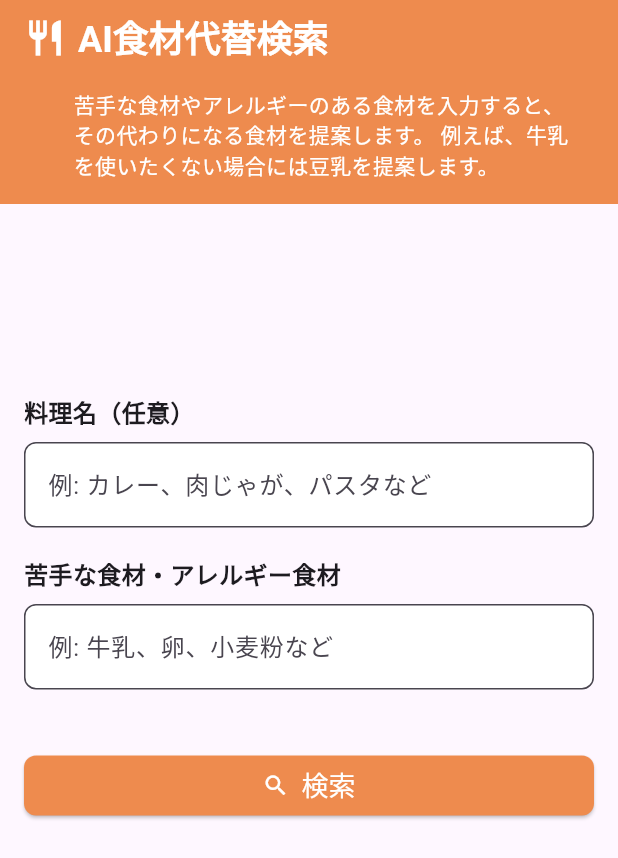
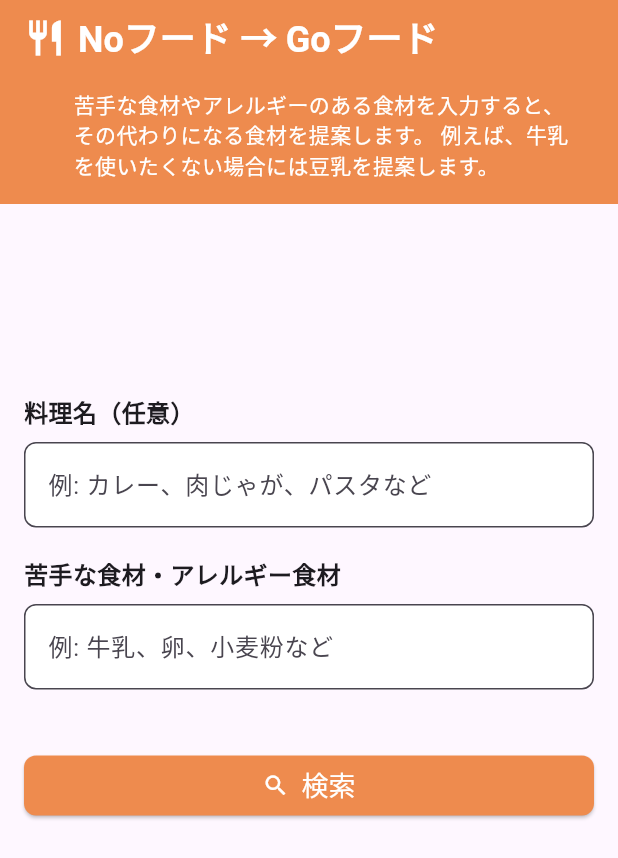
Before and after one commit to ntsts03/change-ingredient, a Flutter app: the screen it shows after launch, on a phone screen of 412 x 824 dp. Shown: the top 858 px of the screen. Run offline on Flutter 3.47's test engine with Material 3 defaults, Android fonts, the phone set to English and light mode, and no system bars; our stand-ins replace google_generative_ai.

Commit message:
タイトル変更

```diff
--- a/lib/pages/input_page.dart
+++ b/lib/pages/input_page.dart
@@ -41,7 +41,7 @@ class _InputPageState extends State<InputPage> {
             ),
             SizedBox(width: 8),
             Text(
-              'AI食材代替検索',
+              'Noフード → Goフード',
               style: TextStyle(
                 fontSize: 24,
                 fontWeight: FontWeight.bold,
```
Also changed, not shown: lib/pages/output_page.dart (+14 -3 lines).
